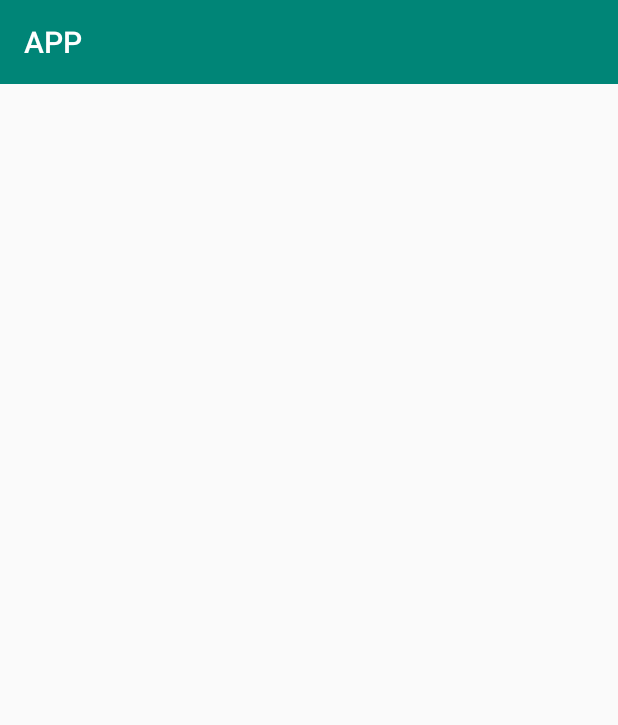
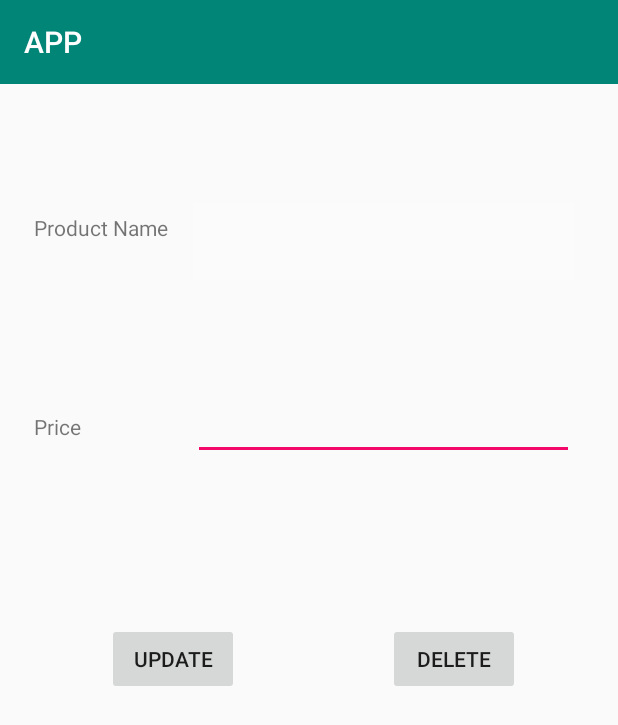
Before and after one commit to vidushaNasome/APP, an Android app: the AdminUpdate screen opened directly, with no data from a screen before it, on a phone screen of 412 x 824 dp. Shown: the top 725 px of the screen. Run offline under Robolectric (Android 15) with nearby library versions, the light colour scheme and no system bars; our stand-ins replace Firebase (no records; nobody signed in at launch, a user with empty details on screens opened directly).

Commit message:
Merge branch 'master' of https://github.com/vidushaNasome/APP
# Conflicts:
#	app/src/main/AndroidManifest.xml

```diff
--- a/app/src/main/java/com/example/app/AdminUpdate.java
+++ b/app/src/main/java/com/example/app/AdminUpdate.java
@@ -1,22 +1,111 @@
 package com.example.app;
 
+import androidx.annotation.NonNull;
 import androidx.appcompat.app.AppCompatActivity;
 
 import android.content.Intent;
 import android.os.Bundle;
+import android.view.View;
+import android.widget.Button;
+import android.widget.EditText;
+import android.widget.TextView;
+import android.widget.Toast;
+
+import com.google.firebase.database.DataSnapshot;
+import com.google.firebase.database.DatabaseError;
+import com.google.firebase.database.DatabaseReference;
+import com.google.firebase.database.FirebaseDatabase;
+import com.google.firebase.database.ValueEventListener;
 
 public class AdminUpdate extends AppCompatActivity {
 
+    TextView pName,pPrice;
+    Button delete,update;
     public String name;
     public String price;
+    DatabaseReference dbRef;
+    Product pt;
+
     @Override
     protected void onCreate(Bundle savedInstanceState) {
         super.onCreate(savedInstanceState);
         setContentView(R.layout.activity_admin_update);
 
-        Intent i=getIntent();
-        name=i.getStringExtra("msg1");
-        price=i.getStringExtra("msg2");
+        pName=findViewById(R.id.Pname);
+        pPrice=findViewById(R.id.pprice);
+        delete=findViewById(R.id.btnDelete);
+        update=findViewById(R.id.btnUpdate);
 
+        Intent i = getIntent();
+        name = i.getStringExtra("msg1");
+        price = i.getStringExtra("msg2");
+
+        pName.setText(name);
+        pPrice.setText(price);
+
+        pt = new Product();
+        delete.setOnClickListener(new View.OnClickListener() {
+            @Override
+            public void onClick(View view) {
+                DatabaseReference delRef = FirebaseDatabase.getInstance().getReference().child("Item");
+                delRef.addListenerForSingleValueEvent(new ValueEventListener() {
+                    @Override
+                    public void onDataChange(@NonNull DataSnapshot dataSnapshot) {
+                        if (dataSnapshot.hasChild(name)) {
+                            dbRef = FirebaseDatabase.getInstance().getReference().child("Item").child(name);
+                            dbRef.removeValue();
+                            Toast.makeText(getApplicationContext(), "Data Deleted successfully", Toast.LENGTH_SHORT).show();
+                            Intent i5 = new Intent(AdminUpdate.this,showProducts.class);
+                            startActivity(i5);
+                        } else
+                            Toast.makeText(getApplicationContext(), "No source to Delete", Toast.LENGTH_SHORT).show();
+                    }
+
+                    @Override
+                    public void onCancelled(@NonNull DatabaseError databaseError) {
+
+                    }
+                });
+
+            }
+
+        });
+
+        update.setOnClickListener(new View.OnClickListener() {
+            @Override
+            public void onClick(View view) {
+                DatabaseReference upRef = FirebaseDatabase.getInstance().getReference().child("Item");
+                upRef.addListenerForSingleValueEvent(new ValueEventListener() {
+                    @Override
+                    public void onDataChange(@NonNull DataSnapshot dataSnapshot) {
+                        if(dataSnapshot.hasChild(name)){
+                            try{
+                                pt.setName(pName.getText().toString().trim());
+                                pt.setPrice(Integer.parseInt(pPrice.getText().toString().trim()));
+
+                                dbRef =FirebaseDatabase.getInstance().getReference().child("Item").child(name);
+                                dbRef.setValue(pt);
+
+                                Toast.makeText(getApplicationContext(),"Data Updated Successfully", Toast.LENGTH_SHORT).show();
+                                Intent i6 = new Intent(AdminUpdate.this,showProducts.class);
+                                startActivity(i6);
+                            }
+                            catch (NumberFormatException e){
+                                Toast.makeText(getApplicationContext(),"Invalid Price",Toast.LENGTH_SHORT).show();
+                            }
+                        }
+                        else
+                            Toast.makeText(getApplicationContext(),"No source to Update",Toast.LENGTH_SHORT).show();
+                    }
+
+                    @Override
+                    public void onCancelled(@NonNull DatabaseError databaseError) {
+
+                    }
+                });
+            }
+        });
     }
+
+
 }
--- /dev/null
+++ b/app/src/main/res/drawable/custom_button.xml
@@ -0,0 +1,5 @@
+<?xml version="1.0" encoding="utf-8"?>
+<shape xmlns:android="http://schemas.android.com/apk/res/android" android:shape="rectangle">
+    <gradient android:startColor="#2AF598" android:endColor="#009EFD" android:type="linear"/>
+        <corners android:radius="5dp"/>
+</shape>
--- a/app/src/main/res/layout/activity_admin_update.xml
+++ b/app/src/main/res/layout/activity_admin_update.xml
@@ -6,4 +6,116 @@
     android:layout_height="match_parent"
     tools:context=".AdminUpdate">
 
+    <Button
+        android:id="@+id/btnUpdate"
+        android:layout_width="wrap_content"
+        android:layout_height="wrap_content"
+        android:layout_marginStart="8dp"
+        android:layout_marginLeft="8dp"
+        android:layout_marginTop="8dp"
+        android:layout_marginEnd="8dp"
+        android:layout_marginRight="8dp"
+        android:layout_marginBottom="8dp"
+        android:text="@string/btnUpdate"
+        app:layout_constraintBottom_toBottomOf="parent"
+        app:layout_constraintEnd_toEndOf="parent"
+        app:layout_constraintHorizontal_bias="0.205"
+        app:layout_constraintStart_toStartOf="parent"
+        app:layout_constraintTop_toTopOf="parent"
+        app:layout_constraintVertical_bias="0.499" />
+
+    <Button
+        android:id="@+id/btnDelete"
+        android:layout_width="wrap_content"
+        android:layout_height="wrap_content"
+        android:layout_marginStart="8dp"
+        android:layout_marginLeft="8dp"
+        android:layout_marginTop="8dp"
+        android:layout_marginEnd="8dp"
+        android:layout_marginRight="8dp"
+        android:layout_marginBottom="8dp"
+        android:text="@string/btnDelete"
+        app:layout_constraintBottom_toBottomOf="parent"
+        app:layout_constraintEnd_toEndOf="parent"
+        app:layout_constraintHorizontal_bias="0.814"
+        app:layout_constraintStart_toStartOf="parent"
+        app:layout_constraintTop_toTopOf="parent"
+        app:layout_constraintVertical_bias="0.499" />
+
+    <EditText
+        android:id="@+id/pprice"
+        android:layout_width="254dp"
+        android:layout_height="49dp"
+        android:layout_marginStart="8dp"
+        android:layout_marginLeft="8dp"
+        android:layout_marginTop="8dp"
+        android:layout_marginEnd="8dp"
+        android:layout_marginRight="8dp"
+        android:layout_marginBottom="8dp"
+        android:ems="10"
+        android:inputType="textPersonName"
+        app:layout_constraintBottom_toBottomOf="parent"
+        app:layout_constraintEnd_toEndOf="parent"
+        app:layout_constraintHorizontal_bias="0.851"
+        app:layout_constraintStart_toStartOf="parent"
+        app:layout_constraintTop_toTopOf="parent"
+        app:layout_constraintVertical_bias="0.275" />
+
+    <TextView
+        android:id="@+id/Pname"
+        android:layout_width="254dp"
+        android:layout_height="51dp"
+        android:layout_marginStart="8dp"
+
+        android:layout_marginLeft="8dp"
+        android:layout_marginTop="8dp"
+        android:layout_marginEnd="8dp"
+        android:layout_marginRight="8dp"
+        android:layout_marginBottom="8dp"
+        android:background="#55FCFBFB"
+        android:singleLine="false"
+        android:textColor="#021627"
+        android:textSize="15dp"
+        android:textStyle="bold"
+        app:layout_constraintBottom_toBottomOf="parent"
+        app:layout_constraintEnd_toEndOf="parent"
+        app:layout_constraintHorizontal_bias="0.851"
+        app:layout_constraintStart_toStartOf="parent"
+        app:layout_constraintTop_toTopOf="parent"
+        app:layout_constraintVertical_bias="0.102" />
+
+    <TextView
+        android:id="@+id/textView23"
+        android:layout_width="97dp"
+        android:layout_height="46dp"
+        android:layout_marginStart="8dp"
+        android:layout_marginLeft="8dp"
+        android:layout_marginTop="8dp"
+        android:layout_marginEnd="8dp"
+        android:layout_marginRight="8dp"
+        android:text="@string/name"
+        app:layout_constraintBottom_toBottomOf="parent"
+        app:layout_constraintEnd_toEndOf="@+id/Pname"
+        app:layout_constraintHorizontal_bias="0.054"
+        app:layout_constraintStart_toStartOf="parent"
+        app:layout_constraintTop_toTopOf="parent"
+        app:layout_constraintVertical_bias="0.109" />
+
+    <TextView
+        android:id="@+id/textView24"
+        android:layout_width="104dp"
+        android:layout_height="39dp"
+        android:layout_marginStart="8dp"
+        android:layout_marginLeft="8dp"
+        android:layout_marginEnd="8dp"
+        android:layout_marginRight="8dp"
+        android:layout_marginBottom="8dp"
+        android:text="@string/price"
+        app:layout_constraintBottom_toBottomOf="parent"
+        app:layout_constraintEnd_toEndOf="@+id/pprice"
+        app:layout_constraintHorizontal_bias="0.055"
+        app:layout_constraintStart_toStartOf="parent"
+        app:layout_constraintTop_toTopOf="parent"
+        app:layout_constraintVertical_bias="0.303" />
+
 </androidx.constraintlayout.widget.ConstraintLayout>
--- a/app/src/main/res/values/strings.xml
+++ b/app/src/main/res/values/strings.xml
@@ -56,6 +56,10 @@
     <string name="acc">GO TO MY ACCOUNT</string>
     <string name="snd">SEND</string>
     <string name="snd1">SEND VIA EMAIL</string>
+    <string name="btnDelete">Delete</string>
+    <string name="btnUpdate">Update</string>
+    <string name="name">Product Name</string>
+    <string name="price">Price</string>
 
 
 </resources>
```
